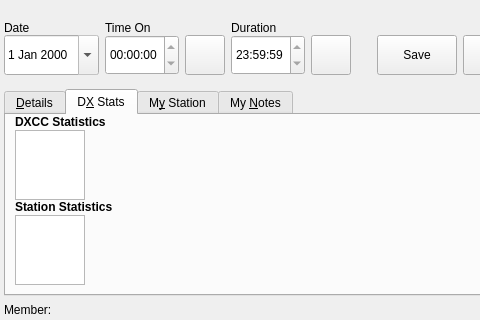
Above: ui/NewContactWidget.ui from foldynl/QLog before the change; both pictures show x 0 to 480 and y 105 to 425 of the 971 by 425 pixel window. Below: the same form after it.
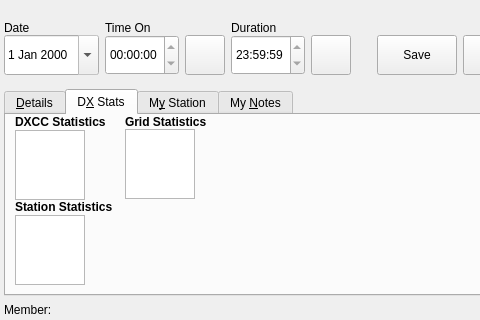
That is the form after the change. The open tabs and pages were chosen to show the change. Icons and pictures are not drawn. Custom widgets are drawn as their Qt base class.

Commit message: Add Grid Statistics table to the DX Stats tab

```diff
--- a/ui/NewContactWidget.ui
+++ b/ui/NewContactWidget.ui
@@ -1410,9 +1410,9 @@
       <attribute name="title">
        <string>D&amp;X Stats</string>
       </attribute>
-      <layout class="QVBoxLayout" name="verticalLayout">
+      <layout class="QHBoxLayout" name="dxStatHLayout">
        <property name="spacing">
-        <number>0</number>
+        <number>12</number>
        </property>
        <property name="topMargin">
         <number>0</number>
@@ -1421,6 +1421,11 @@
         <number>0</number>
        </property>
        <item>
+        <layout class="QVBoxLayout" name="verticalLayout">
+         <property name="spacing">
+          <number>0</number>
+         </property>
+<item>
         <widget class="QLabel" name="dxccTableLabel">
          <property name="text">
           <string>&lt;b&gt;DXCC Statistics&lt;/b&gt;</string>
@@ -1534,6 +1539,91 @@
           <number>23</number>
          </attribute>
         </widget>
+           </item>
+        </layout>
+       </item>
+       <item>
+        <layout class="QVBoxLayout" name="gridStatVLayout">
+         <property name="spacing">
+          <number>0</number>
+         </property>
+<item>
+            <widget class="QLabel" name="gridTableLabel">
+             <property name="text">
+              <string>&lt;b&gt;Grid Statistics&lt;/b&gt;</string>
+             </property>
+            </widget>
+           </item>
+           <item>
+            <widget class="DxccTableWidget" name="gridTableWidget">
+             <property name="sizePolicy">
+              <sizepolicy hsizetype="Maximum" vsizetype="Maximum">
+               <horstretch>0</horstretch>
+               <verstretch>0</verstretch>
+              </sizepolicy>
+             </property>
+             <property name="focusPolicy">
+              <enum>Qt::NoFocus</enum>
+             </property>
+             <property name="verticalScrollBarPolicy">
+              <enum>Qt::ScrollBarAlwaysOff</enum>
+             </property>
+             <property name="horizontalScrollBarPolicy">
+              <enum>Qt::ScrollBarAlwaysOff</enum>
+             </property>
+             <property name="sizeAdjustPolicy">
+              <enum>QAbstractScrollArea::AdjustToContents</enum>
+             </property>
+             <property name="editTriggers">
+              <set>QAbstractItemView::NoEditTriggers</set>
+             </property>
+             <property name="alternatingRowColors">
+              <bool>true</bool>
+             </property>
+             <property name="selectionMode">
+              <enum>QAbstractItemView::NoSelection</enum>
+             </property>
+             <attribute name="horizontalHeaderMinimumSectionSize">
+              <number>20</number>
+             </attribute>
+             <attribute name="horizontalHeaderDefaultSectionSize">
+              <number>34</number>
+             </attribute>
+             <attribute name="verticalHeaderMinimumSectionSize">
+              <number>23</number>
+             </attribute>
+             <attribute name="verticalHeaderDefaultSectionSize">
+              <number>23</number>
+             </attribute>
+            </widget>
+           </item>
+         <item>
+          <spacer name="gridStatVSpacer">
+           <property name="orientation">
+            <enum>Qt::Vertical</enum>
+           </property>
+           <property name="sizeHint" stdset="0">
+            <size>
+             <width>20</width>
+             <height>0</height>
+            </size>
+           </property>
+          </spacer>
+         </item>
+        </layout>
+       </item>
+      <item>
+        <spacer name="dxStatHSpacer">
+         <property name="orientation">
+          <enum>Qt::Horizontal</enum>
+         </property>
+         <property name="sizeHint" stdset="0">
+          <size>
+           <width>0</width>
+           <height>20</height>
+          </size>
+         </property>
+        </spacer>
        </item>
       </layout>
      </widget>
```
Lines whose indentation alone changed are shown as unchanged. The commit also changes 4 other files.
